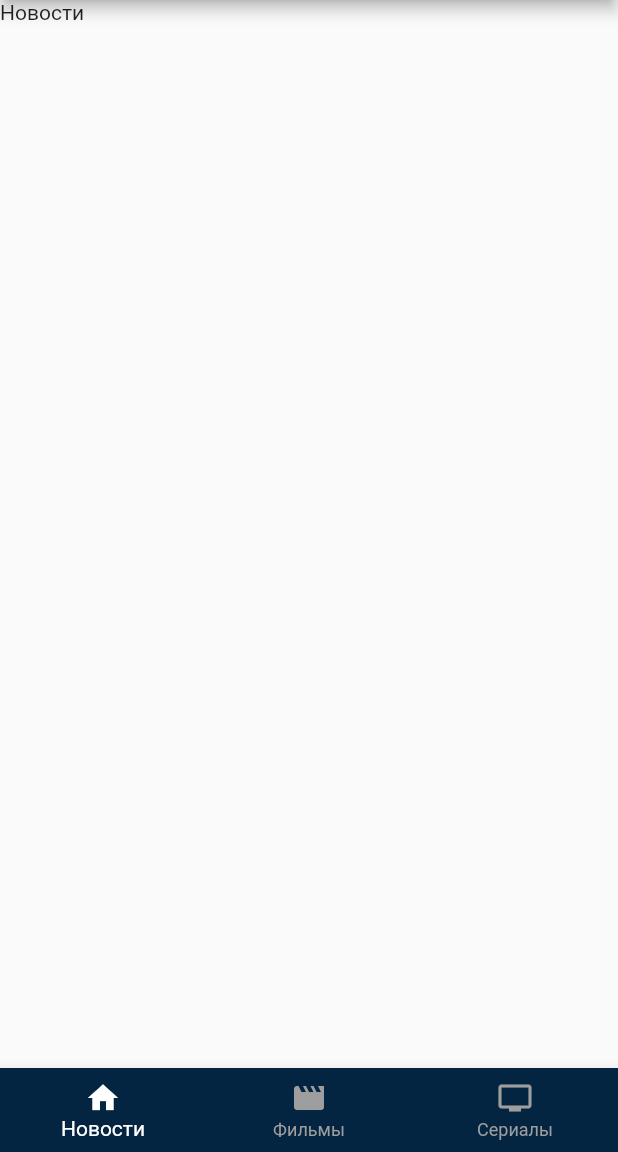
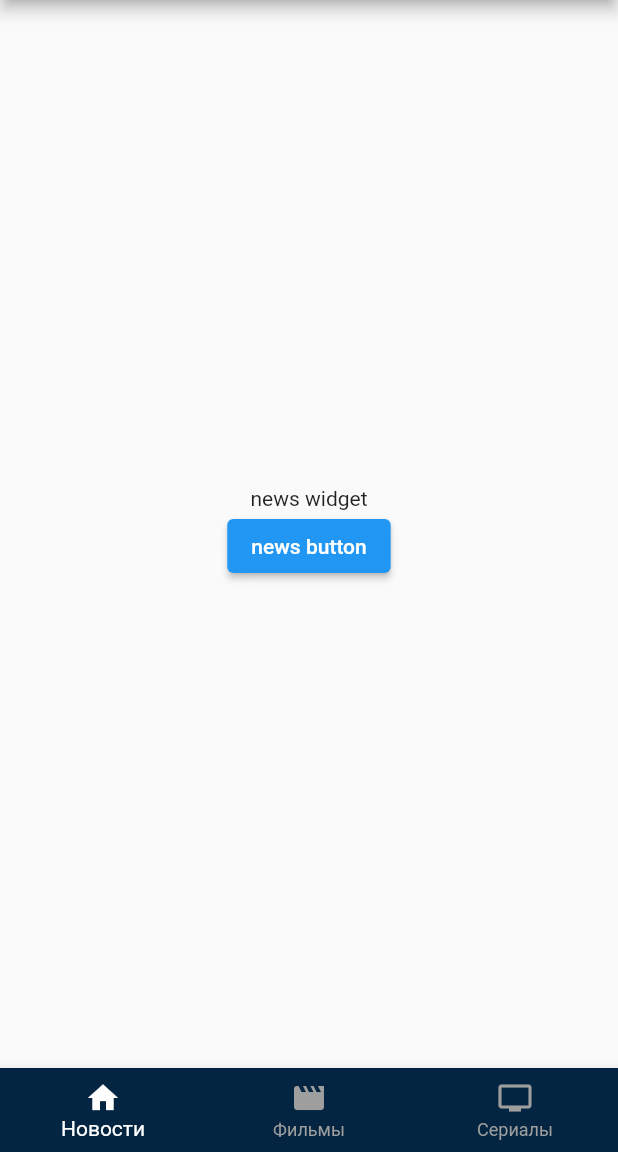
Before and after one commit to Borteq2/themoviedb, a Flutter app: the MainScreenWidget screen opened by its route, on a phone screen of 412 x 824 dp, the part 84-1236 px from its top. Run offline on Flutter 3.47's test engine with Material 2 defaults, Android fonts, the phone set to English and light mode, and no system bars; our stand-ins replace flutter_secure_storage, youtube_player_flutter; accounts and stored records are empty; generated files the repository leaves out were written again; network calls fail.

Commit message:
refactoring movie list vm I (4410)

```diff
--- a/analysis_options.yaml
+++ b/analysis_options.yaml
@@ -1,11 +1,11 @@
 include: package:flutter_lints/flutter.yaml
 
 analyzer:
-  strong-mode:
+#  strong-mode:
 #    implicit-casts: false
 #    implicit-dynamic: false
-  exclude:
-    - '**/*.g.dart'
+#  exclude:
+#    - '**/*.g.dart'
 
 linter:
   rules:
--- a/lib/domain/factories/screen_factory.dart
+++ b/lib/domain/factories/screen_factory.dart
@@ -6,11 +6,14 @@ import 'package:themoviedb/ui/loader/loader_view_model.dart';
 import 'package:themoviedb/ui/loader/loader_widget.dart';
 import 'package:themoviedb/ui/widgets/auth/auth_model.dart';
 import 'package:themoviedb/ui/widgets/auth/auth_widget.dart';
-import 'package:themoviedb/ui/widgets/main_screen/main_screen_model.dart';
 import 'package:themoviedb/ui/widgets/main_screen/main_screen_widget.dart';
 import 'package:themoviedb/ui/widgets/movie_details/movie_details_model.dart';
 import 'package:themoviedb/ui/widgets/movie_details/movie_details_widget.dart';
+import 'package:themoviedb/ui/widgets/movie_list/movie_list_model.dart';
+import 'package:themoviedb/ui/widgets/movie_list/movie_list_widget.dart';
 import 'package:themoviedb/ui/widgets/movie_trailer/movie_trailer_widget.dart';
+import 'package:themoviedb/ui/widgets/news/news_widget.dart';
+import 'package:themoviedb/ui/widgets/tv_show/tv_show_widget.dart';
 
 class ScreenFactory {
   Widget makeLoader() {
@@ -29,10 +32,7 @@ class ScreenFactory {
   }
 
   Widget makeMainScreen() {
-    return old_provider.NotifyProvider(
-      create: () => MainScreenModel(),
-      child: const MainScreenWidget(),
-    );
+    return const MainScreenWidget();
   }
 
   Widget makeMovieDetails(int movieId) {
@@ -45,4 +45,19 @@ class ScreenFactory {
   Widget makeMovieTrailer(String youTubeKey) {
     return MovieTrailerWidget(youTubeKey: youTubeKey);
   }
+
+  Widget makeNewsList() {
+    return const NewsWidget();
+  }
+
+  Widget makeMovieList() {
+    return ChangeNotifierProvider(
+      create: (_) => MovieListViewModel(),
+      child: const MovieListWidget(),
+    );
+  }
+
+  Widget makeTvShowList() {
+    return const TvShowWidget();
+  }
 }
--- a/lib/ui/widgets/main_screen/main_screen_model.dart
+++ /dev/null
@@ -1,5 +0,0 @@
-import 'package:flutter/material.dart';
-
-class MainScreenModel extends ChangeNotifier{
-
-}
--- a/lib/ui/widgets/main_screen/main_screen_widget.dart
+++ b/lib/ui/widgets/main_screen/main_screen_widget.dart
@@ -1,9 +1,6 @@
 import 'package:flutter/material.dart';
 import 'package:themoviedb/domain/data_providers/session_data_provider.dart';
-import 'package:themoviedb/library/widgets/inherited/provider.dart';
-import 'package:themoviedb/ui/widgets/main_screen/main_screen_model.dart';
-import 'package:themoviedb/ui/widgets/movie_list/movie_list_model.dart';
-import 'package:themoviedb/ui/widgets/movie_list/movie_list_widget.dart';
+import 'package:themoviedb/domain/factories/screen_factory.dart';
 
 class MainScreenWidget extends StatefulWidget {
   const MainScreenWidget({Key? key}) : super(key: key);
@@ -14,7 +11,7 @@ class MainScreenWidget extends StatefulWidget {
 
 class _MainScreenWidgetState extends State<MainScreenWidget> {
   int _selectedTab = 0;
-  final movieListModel = MovieListModel();
+  final _screenFactory = ScreenFactory();
 
   void onSelectTab(int index) {
     if (_selectedTab == index) return;
@@ -24,15 +21,8 @@ class _MainScreenWidgetState extends State<MainScreenWidget> {
   }
 
   @override
-  void didChangeDependencies() {
-    super.didChangeDependencies();
-    movieListModel.setupLocale(context);
-  }
+  Widget build(BuildContext context) {
 
-  @override
-  Widget build(BuildContext context) {
-    // print(movieListModel.movies);
-    final model = NotifyProvider.read<MainScreenModel>(context);
     return Scaffold(
       appBar: AppBar(
         centerTitle: true,
@@ -47,13 +37,9 @@ class _MainScreenWidgetState extends State<MainScreenWidget> {
       body: IndexedStack(
         index: _selectedTab,
         children: [
-          const Text('Новости'),
-          NotifyProvider(
-            create: () => movieListModel,
-            isManagingModel: false,
-            child: const MovieListWidget(),
-          ),
-          const Text('Сериалы'),
+          _screenFactory.makeNewsList(),
+          _screenFactory.makeMovieList(),
+          _screenFactory.makeTvShowList(),
         ],
       ),
       bottomNavigationBar: BottomNavigationBar(
--- /dev/null
+++ b/lib/ui/widgets/news/news_widget.dart
@@ -0,0 +1,25 @@
+import 'package:flutter/material.dart';
+
+class NewsWidget extends StatelessWidget {
+  const NewsWidget({Key? key}) : super(key: key);
+
+  @override
+  Widget build(BuildContext context) {
+    return Scaffold(
+      body: SafeArea(
+        child: Center(
+          child: Column(
+            mainAxisSize: MainAxisSize.min,
+            children: [
+              const Text('news widget'),
+              ElevatedButton(
+                onPressed: () {},
+                child: const Text('news button'),
+              )
+            ],
+          ),
+        ),
+      ),
+    );
+  }
+}
```
Also changed, not shown: lib/ui/widgets/movie_list/movie_list_model.dart (+38 -6 lines), lib/ui/widgets/movie_list/movie_list_widget.dart (+73 -28 lines), lib/ui/widgets/tv_show/tv_show_widget.dart (added, +25 -0 lines).
